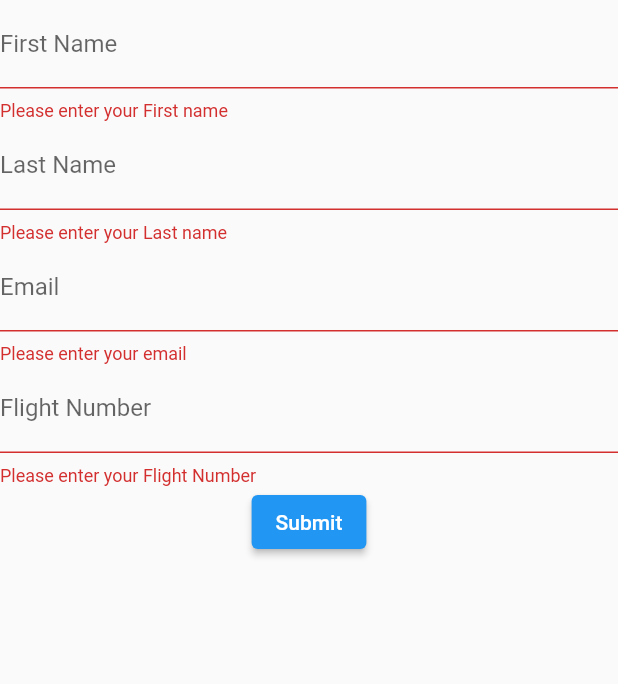
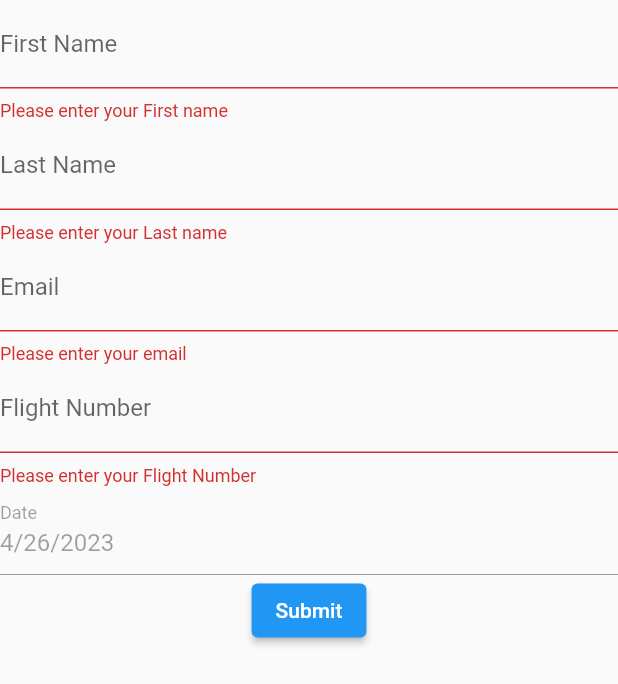
Before and after one commit to Jeyakaran-tech/hey_mate, a Flutter app: the MyIternary widget shown alone on an empty page, opened directly, after a tap on "Submit", on a phone screen of 412 x 824 dp. Shown: the top 684 px of the screen. Run offline on Flutter 3.47's test engine with Material 2 defaults, Android fonts, the light colour scheme and no system bars; our stand-ins replace cloud_firestore, email_validator, firebase_auth, firebase_core, flutter_datetime_picker, google_sign_in; accounts and stored records are empty.

Commit message:
added date field

```diff
--- a/lib/forms/my_iternary.dart
+++ b/lib/forms/my_iternary.dart
@@ -1,6 +1,7 @@
 import 'package:flutter/material.dart';
 import 'package:cloud_firestore/cloud_firestore.dart';
 import 'package:email_validator/email_validator.dart';
+import 'package:flutter_datetime_picker/flutter_datetime_picker.dart';
 
 
 
@@ -19,13 +20,15 @@ class _MyIternaryState extends State<MyIternary> {
     String firstName,
     String lastName,
     String email,
-    String flightNumber
+    String flightNumber,
+    DateTime selectedDate
   ) {
     _firestore.collection('myIternary').add({
       'FirstName': firstName,
       'LastName': lastName,
       'Email': email,
       'FlightNumber': flightNumber,
+      'Date of Departure': selectedDate,
     });
   }
 
@@ -35,6 +38,7 @@ class _MyIternaryState extends State<MyIternary> {
   String _lastName = '';
   String _email = '';
   String _flightNumber = '';
+  DateTime _selectedDate = DateTime.now() ;
 
   @override
   Widget build(BuildContext context) {
@@ -95,11 +99,39 @@ class _MyIternaryState extends State<MyIternary> {
                 _lastName = value!;
               },
             ),
+            GestureDetector(
+              onTap: () {
+                DatePicker.showDatePicker(
+                  context,
+                  showTitleActions: true,
+                  minTime: DateTime(2021, 1, 1),
+                  maxTime: DateTime(2030, 12, 31),
+                  onConfirm: (date) {
+                    setState(() {
+                      _selectedDate = date;
+                    });
+                  },
+                  currentTime: DateTime.now(),
+                  locale: LocaleType.en,
+                );
+              },
+              child: TextFormField(
+                decoration: InputDecoration(
+                  labelText: 'Date',
+                ),
+                enabled: false,
+                controller: TextEditingController(
+                  text: _selectedDate == null
+                      ? ''
+                      : '${_selectedDate.month}/${_selectedDate.day}/${_selectedDate.year}',
+                ),
+              ),
+            ),
             ElevatedButton(
               onPressed: () {
                 if (_myiternaryKey.currentState!.validate()) {
                   _myiternaryKey.currentState!.save();
-                  _saveData(_firstName, _lastName, _email, _flightNumber);
+                  _saveData(_firstName, _lastName, _email, _flightNumber, _selectedDate);
                   Navigator.pop(context);
                 }
               },
--- a/pubspec.yaml
+++ b/pubspec.yaml
@@ -17,6 +17,7 @@ dependencies:
   google_sign_in: ^6.1.0
   cloud_firestore: ^4.5.1
   email_validator: ^2.1.17
+  flutter_datetime_picker: ^1.5.1
 
   english_words: ^4.0.0
   provider: ^6.0.0
```
Also changed, not shown: pubspec.lock.
